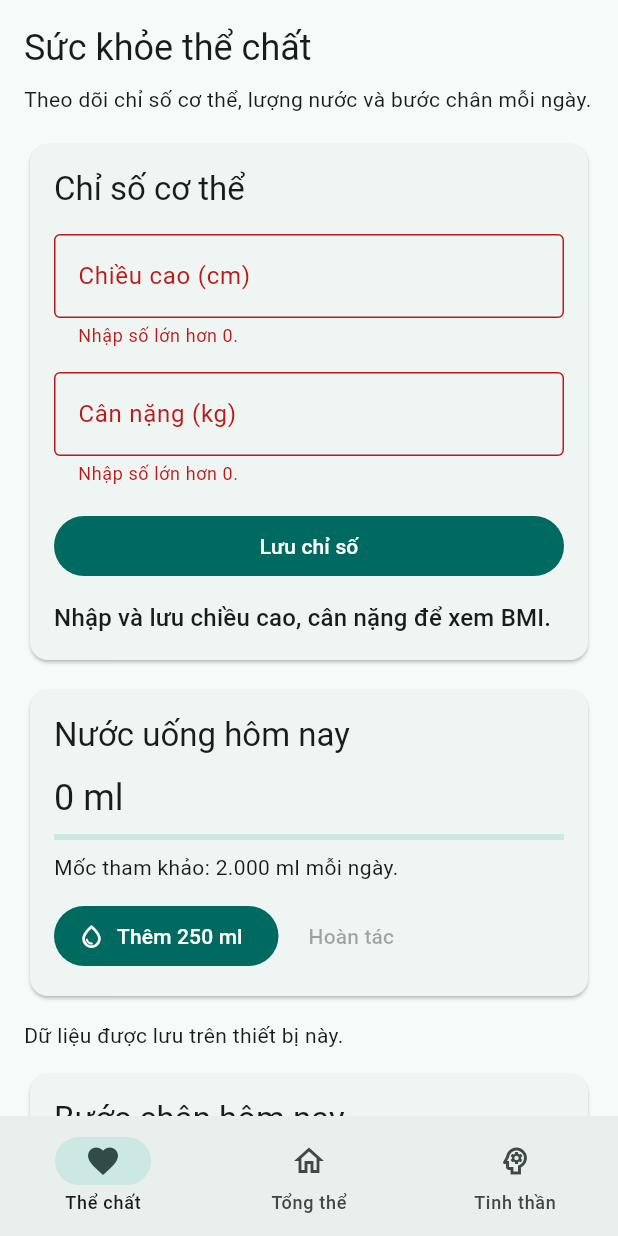
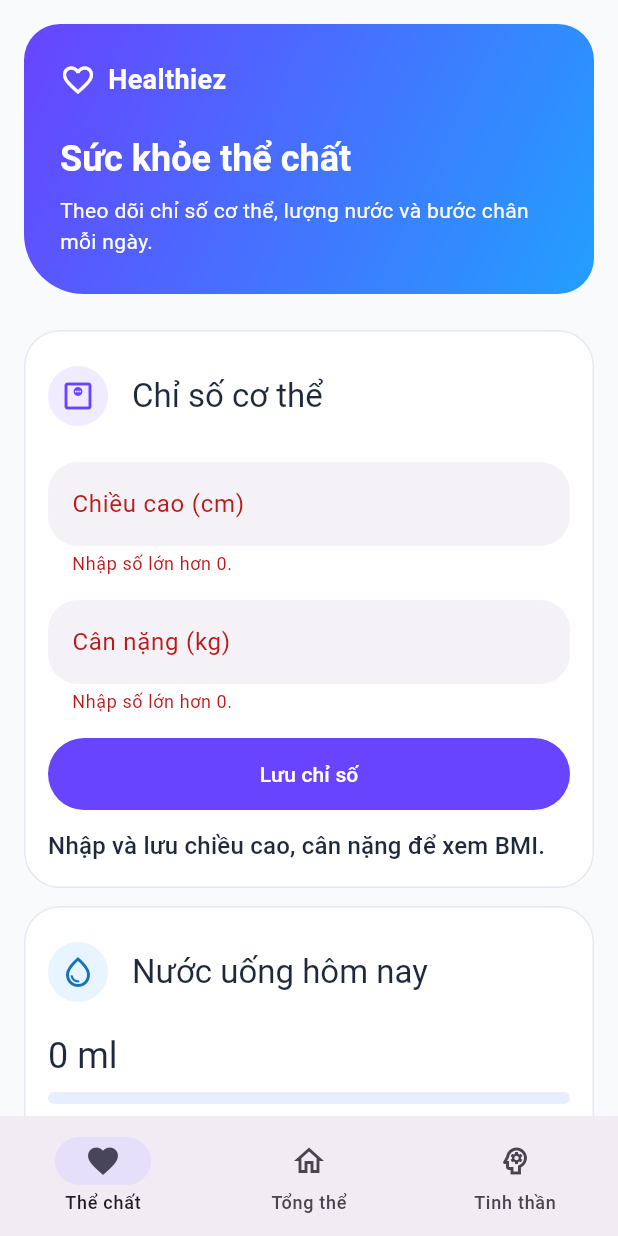
Before and after one commit to trantrikientybg/Healthiez, a Flutter app: the screen it shows after launch, after a tap on "Lưu chỉ số", on a phone screen of 412 x 824 dp. Run offline on Flutter 3.47's test engine with Material 3 defaults, Android fonts, the phone set to English and light mode, and no system bars; our stand-ins replace pedometer, permission_handler, shared_preferences, supabase_flutter; accounts and stored records are empty.

Commit message:
Cập nhật Supabase và giao diện Physical

```diff
--- a/lib/features/physical/physical_controller.dart
+++ b/lib/features/physical/physical_controller.dart
@@ -8,9 +8,11 @@ class PhysicalController extends ChangeNotifier {
     DateTime Function()? now,
     Future<String?> Function()? read,
     Future<bool> Function(String)? write,
+    Future<bool> Function(String)? writeMeasurements,
   }) : _now = now ?? DateTime.now,
        _read = read ?? _readPreferences,
-       _write = write ?? _writePreferences;
+       _write = write ?? _writePreferences,
+       _writeMeasurements = writeMeasurements ?? write ?? _writePreferences;
 
   // Default to device storage; signed-in screens inject Supabase persistence.
   static const storageKey = 'healthiez.physical.v1';
@@ -18,6 +20,7 @@ class PhysicalController extends ChangeNotifier {
   final DateTime Function() _now;
   final Future<String?> Function() _read;
   final Future<bool> Function(String) _write;
+  final Future<bool> Function(String) _writeMeasurements;
   bool _disposed = false;
   bool ready = false;
   bool busy = false;
@@ -155,7 +158,8 @@ class PhysicalController extends ChangeNotifier {
     final nextWeight = weight ?? weightKg;
     _changed();
     try {
-      final saved = await _write(
+      final write = height == null ? _write : _writeMeasurements;
+      final saved = await write(
         jsonEncode({
           'heightCm': nextHeight,
           'weightKg': nextWeight,
--- a/lib/features/physical/physical_screen.dart
+++ b/lib/features/physical/physical_screen.dart
@@ -4,6 +4,7 @@ import 'package:flutter/material.dart';
 
 import 'physical_controller.dart';
 import 'physical_store.dart';
+import 'physical_style.dart';
 import 'step_card.dart';
 import 'step_controller.dart';
 
@@ -33,6 +34,7 @@ class _PhysicalScreenState extends State<PhysicalScreen>
     _controller = PhysicalController(
       read: store == null ? null : () => store.read('physical'),
       write: store == null ? null : (value) => store.write('physical', value),
+      writeMeasurements: store?.writeMeasurements,
     );
     _steps = StepController(
       read: store == null ? null : () => store.read('steps'),
@@ -100,10 +102,7 @@ class _PhysicalScreenState extends State<PhysicalScreen>
         textInputAction: controller == _height
             ? TextInputAction.next
             : TextInputAction.done,
-        decoration: InputDecoration(
-          labelText: label,
-          border: const OutlineInputBorder(),
-        ),
+        decoration: InputDecoration(labelText: label),
         validator: (value) =>
             PhysicalController.parseMeasurement(value ?? '') == null
             ? 'Nhập số lớn hơn 0.'
@@ -112,7 +111,11 @@ class _PhysicalScreenState extends State<PhysicalScreen>
 
   @override
   Widget build(BuildContext context) {
-    return SafeArea(
+    return Theme(
+      data: physicalTheme(Theme.of(context)),
+      child: ColoredBox(
+        color: physicalBackground,
+        child: SafeArea(
           child: ListenableBuilder(
             listenable: _controller,
             builder: (context, _) {
@@ -125,12 +128,8 @@ class _PhysicalScreenState extends State<PhysicalScreen>
                     child: Column(
                       crossAxisAlignment: CrossAxisAlignment.stretch,
                       children: [
-                    Text('Sức khỏe thể chất', style: textTheme.headlineSmall),
-                    const SizedBox(height: 8),
-                    const Text(
-                      'Theo dõi chỉ số cơ thể, lượng nước và bước chân mỗi ngày.',
-                    ),
-                    const SizedBox(height: 16),
+                        const PhysicalHeader(),
+                        const SizedBox(height: 24),
                         if (_controller.busy) const LinearProgressIndicator(),
                         if (_controller.error != null) ...[
                           Semantics(
@@ -156,14 +155,28 @@ class _PhysicalScreenState extends State<PhysicalScreen>
                               child: Form(
                                 key: _form,
                                 child: Column(
-                              crossAxisAlignment: CrossAxisAlignment.stretch,
+                                  crossAxisAlignment:
+                                      CrossAxisAlignment.stretch,
                                   children: [
-                                Text(
+                                    ListTile(
+                                      contentPadding: EdgeInsets.zero,
+                                      leading: const CircleAvatar(
+                                        backgroundColor: Color(0xFFF0EBFF),
+                                        child: Icon(
+                                          Icons.monitor_weight_outlined,
+                                          color: physicalPurple,
+                                        ),
+                                      ),
+                                      title: Text(
                                         'Chỉ số cơ thể',
                                         style: textTheme.titleLarge,
                                       ),
+                                    ),
                                     const SizedBox(height: 16),
-                                _measurementField('Chiều cao (cm)', _height),
+                                    _measurementField(
+                                      'Chiều cao (cm)',
+                                      _height,
+                                    ),
                                     const SizedBox(height: 16),
                                     _measurementField('Cân nặng (kg)', _weight),
                                     const SizedBox(height: 16),
@@ -195,9 +208,19 @@ class _PhysicalScreenState extends State<PhysicalScreen>
                               child: Column(
                                 crossAxisAlignment: CrossAxisAlignment.stretch,
                                 children: [
-                              Text(
+                                  ListTile(
+                                    contentPadding: EdgeInsets.zero,
+                                    leading: const CircleAvatar(
+                                      backgroundColor: Color(0xFFE8F4FF),
+                                      child: Icon(
+                                        Icons.water_drop_outlined,
+                                        color: Color(0xFF1473BA),
+                                      ),
+                                    ),
+                                    title: Text(
                                       'Nước uống hôm nay',
                                       style: textTheme.titleLarge,
+                                    ),
                                   ),
                                   const SizedBox(height: 12),
                                   Semantics(
@@ -211,12 +234,15 @@ class _PhysicalScreenState extends State<PhysicalScreen>
                                   LinearProgressIndicator(
                                     value:
                                         (_controller.waterMl /
-                                            PhysicalController.waterReference)
+                                                PhysicalController
+                                                    .waterReference)
                                             .clamp(0.0, 1.0),
                                     semanticsLabel: 'Tiến độ uống nước hôm nay',
                                   ),
                                   const SizedBox(height: 8),
-                              const Text('Mốc tham khảo: 2.000 ml mỗi ngày.'),
+                                  const Text(
+                                    'Mốc tham khảo: 2.000 ml mỗi ngày.',
+                                  ),
                                   const SizedBox(height: 12),
                                   Wrap(
                                     spacing: 8,
@@ -225,12 +251,15 @@ class _PhysicalScreenState extends State<PhysicalScreen>
                                         onPressed: _controller.busy
                                             ? null
                                             : _controller.addWater,
-                                    icon: const Icon(Icons.water_drop_outlined),
+                                        icon: const Icon(
+                                          Icons.water_drop_outlined,
+                                        ),
                                         label: const Text('Thêm 250 ml'),
                                       ),
                                       TextButton(
                                         onPressed:
-                                        _controller.busy || !_controller.canUndo
+                                            _controller.busy ||
+                                                !_controller.canUndo
                                             ? null
                                             : _controller.undoWater,
                                         child: const Text('Hoàn tác'),
@@ -257,6 +286,8 @@ class _PhysicalScreenState extends State<PhysicalScreen>
               );
             },
           ),
+        ),
+      ),
     );
   }
 
--- a/lib/features/physical/physical_store.dart
+++ b/lib/features/physical/physical_store.dart
@@ -5,10 +5,17 @@ import 'package:shared_preferences/shared_preferences.dart';
 import 'package:supabase_flutter/supabase_flutter.dart';
 
 class PhysicalStore {
-  PhysicalStore(this.client, this.userId);
+  PhysicalStore(
+    this.client,
+    this.userId, {
+    this.useProfileStorage = const bool.fromEnvironment(
+      'PHYSICAL_PROFILE_STORAGE',
+    ),
+  });
 
   final SupabaseClient client;
   final String userId;
+  final bool useProfileStorage;
   static const table = 'physical_health_records';
   Future<String>? _deviceId;
 
@@ -44,6 +51,11 @@ class PhysicalStore {
 
   Future<String?> read(String kind) async {
     _checkUser();
+    if (kind == 'physical' && useProfileStorage) {
+      final payload = await client.rpc('read_physical_health');
+      _checkUser();
+      return payload == null ? null : jsonEncode(payload);
+    }
     final device = await _device(kind);
     _checkUser();
     final row = await client
@@ -60,6 +72,9 @@ class PhysicalStore {
   Future<bool> write(String kind, String value) async {
     _checkUser();
     final payload = jsonDecode(value) as Map<String, dynamic>;
+    if (kind == 'physical' && useProfileStorage) {
+      return _writePhysical(payload, measurements: false);
+    }
     final device = await _device(kind);
     _checkUser();
     // shortcut: last snapshot wins across devices; use atomic events for concurrent edits.
@@ -72,4 +87,25 @@ class PhysicalStore {
     _checkUser();
     return true;
   }
+
+  Future<bool> writeMeasurements(String value) => !useProfileStorage
+      ? write('physical', value)
+      : _writePhysical(
+          jsonDecode(value) as Map<String, dynamic>,
+          measurements: true,
+        );
+
+  Future<bool> _writePhysical(
+    Map<String, dynamic> payload, {
+    required bool measurements,
+  }) async {
+    _checkUser();
+    // The RPC commits profile measurements and water together, or neither.
+    await client.rpc(
+      'save_physical_health',
+      params: {'p_payload': payload, 'p_measurements': measurements},
+    );
+    _checkUser();
+    return true;
+  }
 }
--- /dev/null
+++ b/lib/features/physical/physical_style.dart
@@ -0,0 +1,131 @@
+import 'package:flutter/material.dart';
+import 'package:flutter/widget_previews.dart';
+
+const physicalPurple = Color(0xFF6844FF);
+const physicalBlue = Color(0xFF229FFE);
+const physicalBackground = Color(0xFFF8FAFC);
+
+ThemeData physicalTheme(ThemeData base) {
+  final scheme = ColorScheme.fromSeed(
+    seedColor: physicalPurple,
+    brightness: Brightness.light,
+  ).copyWith(primary: physicalPurple, secondary: physicalBlue);
+  return base.copyWith(
+    colorScheme: scheme,
+    scaffoldBackgroundColor: physicalBackground,
+    textTheme: ThemeData.light().textTheme.apply(
+      bodyColor: const Color(0xFF1E293B),
+      displayColor: const Color(0xFF1E293B),
+    ),
+    cardTheme: CardThemeData(
+      color: Colors.white,
+      surfaceTintColor: Colors.transparent,
+      elevation: 0,
+      margin: EdgeInsets.zero,
+      shape: RoundedRectangleBorder(
+        borderRadius: BorderRadius.circular(24),
+        side: const BorderSide(color: Color(0xFFE9E6F4)),
+      ),
+    ),
+    inputDecorationTheme: InputDecorationTheme(
+      filled: true,
+      fillColor: const Color(0xFFF4F2F6),
+      border: OutlineInputBorder(
+        borderRadius: BorderRadius.circular(20),
+        borderSide: BorderSide.none,
+      ),
+      enabledBorder: OutlineInputBorder(
+        borderRadius: BorderRadius.circular(20),
+        borderSide: BorderSide.none,
+      ),
+      focusedBorder: OutlineInputBorder(
+        borderRadius: BorderRadius.circular(20),
+        borderSide: const BorderSide(color: physicalPurple, width: 2),
+      ),
+    ),
+    filledButtonTheme: FilledButtonThemeData(
+      style: FilledButton.styleFrom(
+        backgroundColor: physicalPurple,
+        foregroundColor: Colors.white,
+        minimumSize: const Size(48, 48),
+        padding: const EdgeInsets.symmetric(horizontal: 24, vertical: 12),
+      ),
+    ),
+    textButtonTheme: TextButtonThemeData(
+      style: TextButton.styleFrom(foregroundColor: physicalPurple),
+    ),
+    progressIndicatorTheme: const ProgressIndicatorThemeData(
+      color: physicalBlue,
+      linearTrackColor: Color(0xFFE7EEFF),
+      linearMinHeight: 8,
+      borderRadius: BorderRadius.all(Radius.circular(12)),
+    ),
+  );
+}
+
+class PhysicalHeader extends StatelessWidget {
+  const PhysicalHeader({super.key});
+
+  @override
+  Widget build(BuildContext context) => Container(
+    padding: const EdgeInsets.all(24),
+    decoration: const BoxDecoration(
+      gradient: LinearGradient(
+        colors: [physicalPurple, physicalBlue],
+        begin: Alignment.topLeft,
+        end: Alignment.bottomRight,
+      ),
+      borderRadius: BorderRadius.only(
+        topLeft: Radius.circular(24),
+        topRight: Radius.circular(24),
+        bottomLeft: Radius.circular(40),
+        bottomRight: Radius.circular(24),
+      ),
+    ),
+    child: Column(
+      crossAxisAlignment: CrossAxisAlignment.start,
+      children: [
+        const Row(
+          children: [
+            Icon(Icons.favorite_border, color: Colors.white),
+            SizedBox(width: 8),
+            Flexible(
+              child: Text(
+                'Healthiez',
+                style: TextStyle(
+                  color: Colors.white,
+                  fontSize: 18,
+                  fontWeight: FontWeight.w700,
+                ),
+              ),
+            ),
+          ],
+        ),
+        const SizedBox(height: 24),
+        Text(
+          'Sức khỏe thể chất',
+          style: Theme.of(context).textTheme.headlineSmall
+              ?.copyWith(color: Colors.white, fontWeight: FontWeight.w700),
+        ),
+        const SizedBox(height: 8),
+        const Text(
+          'Theo dõi chỉ số cơ thể, lượng nước và bước chân mỗi ngày.',
+          style: TextStyle(color: Colors.white, height: 1.5),
+        ),
+      ],
+    ),
+  );
+}
+
+@Preview(name: 'Physical header', size: Size(360, 280))
+@Preview(
+  name: 'Physical header · large text',
+  size: Size(320, 400),
+  textScaleFactor: 1.5,
+)
+Widget physicalHeaderPreview() => MaterialApp(
+  theme: physicalTheme(ThemeData.light()),
+  home: const Scaffold(
+    body: Padding(padding: EdgeInsets.all(16), child: PhysicalHeader()),
+  ),
+);
--- a/lib/main.dart
+++ b/lib/main.dart
@@ -31,9 +31,7 @@ class HealthiezApp extends StatelessWidget {
     return MaterialApp(
       title: 'Healthiez',
       theme: ThemeData(
-        colorScheme: ColorScheme.fromSeed(
-          seedColor: Colors.teal,
-        ), // Màu chủ đạo (Xanh mòng két healing)
+        colorScheme: ColorScheme.fromSeed(seedColor: const Color(0xFF6844FF)),
         useMaterial3: true,
       ),
       home: MainSkeleton(client: client),
```
Also changed, not shown: 7 other files. Lines whose indentation alone changed are shown as unchanged.
